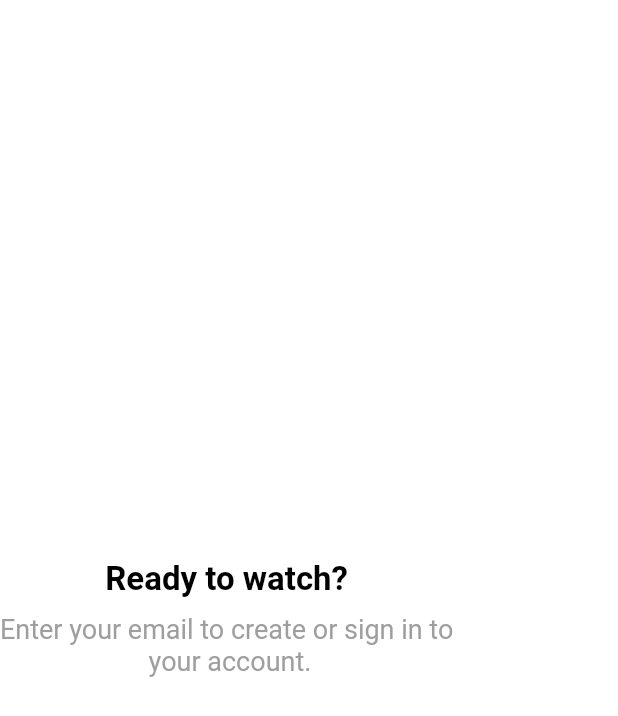
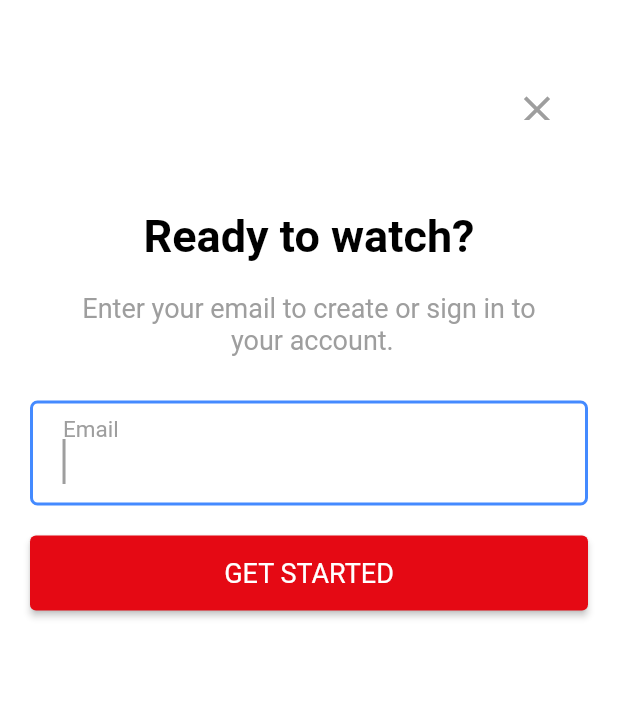
Before and after one commit to onkarmishra27/netflix_clone, a Flutter app: the ReadyToWatch screen opened directly, on a phone screen of 412 x 824 dp. Shown: the top 716 px of the screen. Run offline on Flutter 3.47's test engine with Material 2 defaults, Android fonts, the phone set to English and light mode, and no system bars.

Commit message:
ready_to_watch Done

```diff
--- a/lib/screens/ready_to_watch.dart
+++ b/lib/screens/ready_to_watch.dart
@@ -10,19 +10,45 @@ class ReadyToWatch extends StatefulWidget {
 class _ReadyToWatchState extends State<ReadyToWatch> {
   @override
   Widget build(BuildContext context) {
-    return Scaffold(
+    return SafeArea(
+      child: Scaffold(
+        appBar: PreferredSize(
+          preferredSize: Size(MediaQuery.of(context).size.width, 80),
+          child: Padding(
+            padding: const EdgeInsets.fromLTRB(0, 50, 30, 0),
+            child: AppBar(
               backgroundColor: Colors.white,
-      body: Column(
-        mainAxisAlignment: MainAxisAlignment.center,
+              automaticallyImplyLeading: false,
+              elevation: 0.0,
+              actions: [
+                IconButton(
+                  iconSize: 30,
+                  onPressed: () {
+                    Navigator.of(context).pop();
+                  },
+                  icon: Icon(Icons.close),
+                  color: Colors.grey,
+                )
+              ],
+            ),
+          ),
+        ),
+        backgroundColor: Colors.white,
+        body: Align(
+            alignment: Alignment.topCenter,
+            child: Column(
               children: [
+                SizedBox(
+                  height: 60,
+                ),
                 Text("Ready to watch?",
                     style: TextStyle(
-                  fontSize: 22,
+                        fontSize: 30,
                         color: Colors.black,
                         fontWeight: FontWeight.bold),
                     textAlign: TextAlign.center),
                 SizedBox(
-            height: 10,
+                  height: 20,
                 ),
                 Text("Enter your email to create or sign in to\n your account.",
                     style: TextStyle(
@@ -30,7 +56,58 @@ class _ReadyToWatchState extends State<ReadyToWatch> {
                         color: Colors.grey,
                         fontWeight: FontWeight.normal),
                     textAlign: TextAlign.center),
+                Padding(
+                  padding: const EdgeInsets.fromLTRB(20, 30, 20, 0),
+                  child: Container(
+                    decoration: BoxDecoration(
+                      border: Border.all(color: Colors.blueAccent, width: 2.0),
+                      borderRadius: const BorderRadius.all(
+                        const Radius.circular(5.0),
+                      ),
+                    ),
+                    height: 70,
+                    child: TextField(
+                      cursorColor: Colors.grey,
+                      cursorHeight: 30,
+                      autocorrect: false,
+                      autofocus: true,
+                      enableSuggestions: false,
+                      decoration: new InputDecoration(
+                        labelStyle: TextStyle(color: Colors.grey, fontSize: 20),
+                        contentPadding:
+                            const EdgeInsets.fromLTRB(20, 10, 00, 0),
+                        hintText: "",
+                        labelText: "Email",
+                        focusedBorder: InputBorder.none,
+                        border: new OutlineInputBorder(
+                          borderRadius: const BorderRadius.all(
+                            const Radius.circular(5.0),
+                          ),
+                        ),
+                      ),
+                    ),
+                  ),
+                ),
+                Container(
+                  height: 70,
+                  width: MediaQuery.of(context).size.width,
+                  child: Padding(
+                    padding: const EdgeInsets.fromLTRB(20, 20, 20, 0),
+                    child: ElevatedButton(
+                      onPressed: (() {}),
+                      child: Text(
+                        "GET STARTED",
+                        style: TextStyle(
+                            fontSize: 18, fontWeight: FontWeight.normal),
+                      ),
+                      style: ButtonStyle(
+                          backgroundColor: MaterialStateProperty.all<Color>(
+                              Color(0xffE50914))),
+                    ),
+                  ),
+                )
               ],
+            )),
       ),
     );
   }
```
Lines whose indentation alone changed are shown as unchanged.
